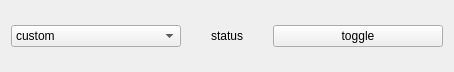
Above: shutter.ui from AustralianSynchrotron/ctgui before the change. Below: the same form after it.
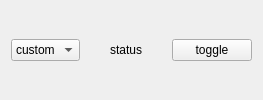
That is the form after the change.

What changed in the file:
```diff
--- a/shutter.ui
+++ b/shutter.ui
@@ -2,14 +2,6 @@
 <ui version="4.0">
  <class>Shutter</class>
  <widget class="QWidget" name="Shutter">
-  <property name="geometry">
-   <rect>
-    <x>0</x>
-    <y>0</y>
-    <width>454</width>
-    <height>72</height>
-   </rect>
-  </property>
   <property name="windowTitle">
    <string>Form</string>
   </property>
```
Left out of the diff: 6 changed lines with no effect on the pictures.
